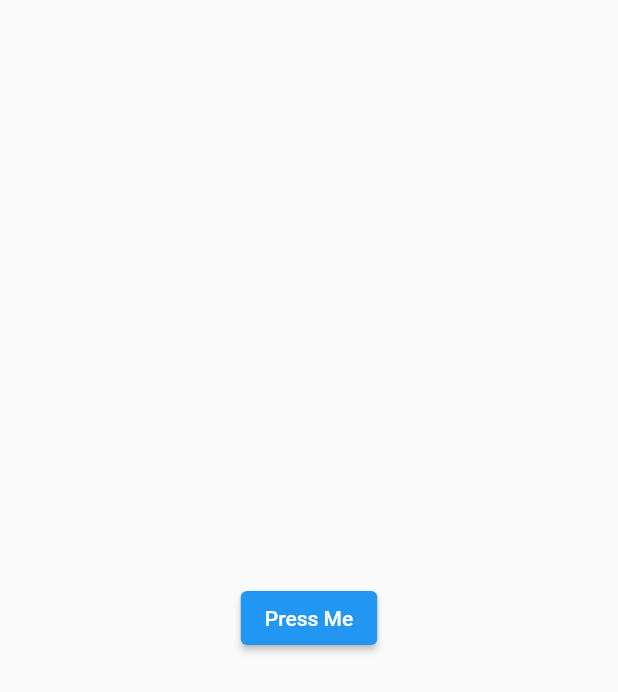
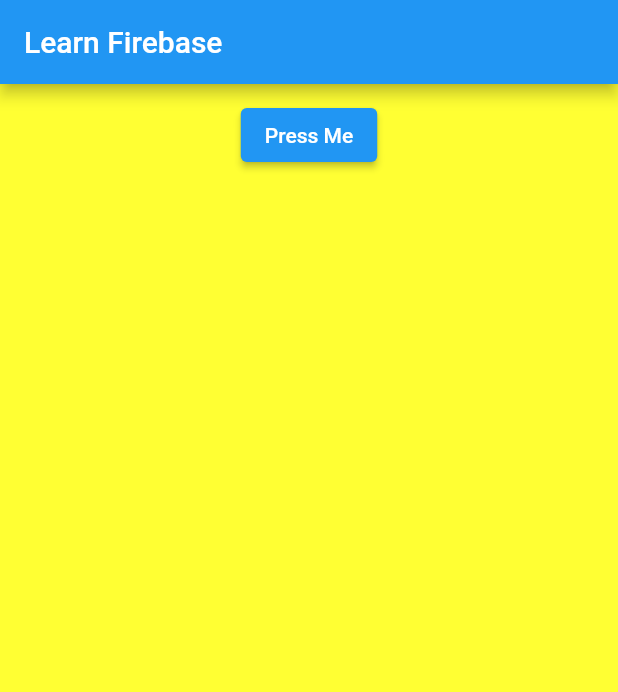
Before and after one commit to Nasibali144/lesson_prepare, a Flutter app: the screen it shows after launch, after a tap on "Press Me", on a phone screen of 412 x 824 dp. Shown: the top 692 px of the screen. Run offline on Flutter 3.47's test engine with Material 2 defaults, Android fonts, the phone set to English and light mode, and no system bars; our stand-ins replace firebase_core, firebase_messaging, firebase_remote_config, flutter_local_notifications; accounts and stored records are empty.

Commit message:
Commit 5

```diff
--- a/lib/main.dart
+++ b/lib/main.dart
@@ -1,25 +1,29 @@
-
 import 'package:firebase_core/firebase_core.dart';
 import 'package:flutter/material.dart';
 import 'package:lesson_prepare/services/fcm_service.dart';
+import 'package:lesson_prepare/services/remote_config.dart';
 import 'firebase_options.dart';
 
-
 final fcm = FCMService();
+final rcs = RCService();
 
 void main() async {
   WidgetsFlutterBinding.ensureInitialized();
   await Firebase.initializeApp(
     options: DefaultFirebaseOptions.currentPlatform,
   );
+
+  /// For Firebase Messaging
   await fcm.init();
+
+  /// For Remote Config
+  await rcs.init();
 
   runApp(const MyApp());
 }
 
 class MyApp extends StatelessWidget {
   const MyApp({Key? key}) : super(key: key);
-
 
   @override
   Widget build(BuildContext context) {
@@ -40,19 +44,40 @@ class _HomeState extends State<Home> {
   @override
   void initState() {
     super.initState();
+
     fcm.requestMessagingPermission();
     fcm.generateToken();
+
+    /// remote config
+    rcs.activate().whenComplete(() => setState(() {}));
   }
 
   @override
   Widget build(BuildContext context) {
     return Scaffold(
+      appBar: AppBar(
+        title: Text(rcs.title),
+      ),
+      backgroundColor: Color(rcs.color),
       body: Center(
-        child: ElevatedButton(
-          onPressed: () {
-            fcm.sendMessageForOne();
-          },
-          child: const Text("Press Me"),
+        child: Column(
+          children: [
+            if(rcs.showAdd) Card(
+              margin: const EdgeInsets.all(20),
+              child: ListTile(
+                leading: Image(image: NetworkImage(rcs.add.imageUrl), fit: BoxFit.cover,),
+                title: Text(rcs.add.title),
+                subtitle: Text(rcs.add.description),
+              ),
+            ),
+            const SizedBox(height: 10),
+            ElevatedButton(
+              onPressed: () {
+                fcm.sendMessageForOne();
+              },
+              child: const Text("Press Me"),
+            ),
+          ],
         ),
       ),
     );
--- a/lib/services/fcm_service.dart
+++ b/lib/services/fcm_service.dart
@@ -45,15 +45,7 @@ class FCMService {
 
   Future<void> requestMessagingPermission() async {
     await local.getPermission();
-    NotificationSettings settings = await firebaseMessaging.requestPermission(
-      alert: true,
-      announcement: false,
-      badge: true,
-      carPlay: false,
-      criticalAlert: false,
-      provisional: false,
-      sound: true,
-    );
+    NotificationSettings settings = await firebaseMessaging.requestPermission();
 
     if (settings.authorizationStatus == AuthorizationStatus.authorized) {
       if (kDebugMode) {
--- /dev/null
+++ b/lib/services/remote_config.dart
@@ -0,0 +1,68 @@
+import 'dart:convert';
+
+import 'package:firebase_remote_config/firebase_remote_config.dart';
+
+class RCService {
+  final remoteConfig = FirebaseRemoteConfig.instance;
+
+  Future<void> init() async {
+    await remoteConfig.setConfigSettings(
+      RemoteConfigSettings(
+        fetchTimeout: const Duration(seconds: 1),
+        minimumFetchInterval: const Duration(seconds: 1),
+      ),
+    );
+
+    await settingDefault();
+  }
+
+  Future<void> settingDefault() async {
+    await remoteConfig.setDefaults( {
+      "background_color": 0xFFFFFF33,
+      "app_title": "Learn Firebase",
+      "show_add": false,
+      "add": jsonEncode({
+        "title": "New Product",
+        "description": "...",
+        "imageUrl":
+        "https://plus.unsplash.com/premium_photo-1673795753320-a9df2df4461e?ixlib=rb-4.0.3&ixid=M3wxMjA3fDB8MHxwaG90by1wYWdlfHx8fGVufDB8fHx8fA%3D%3D&auto=format&fit=crop&w=1470&q=80",
+      }),
+    });
+  }
+
+  int get color => remoteConfig.getInt("background_color");
+
+  String get title => remoteConfig.getString("app_title");
+
+  bool get showAdd => remoteConfig.getBool("show_add");
+
+  Add get add {
+    final data = remoteConfig.getString("add");
+    final json = jsonDecode(data);
+    return Add.fromJson(json);
+  }
+
+  Future<void> activate() async {
+    await remoteConfig.fetchAndActivate();
+  }
+}
+
+class Add {
+  String title;
+  String description;
+  String imageUrl;
+
+  Add({
+    required this.title,
+    required this.description,
+    required this.imageUrl,
+  });
+
+  factory Add.fromJson(Map<String, Object?> json) {
+    return Add(
+      title: json['title'] as String,
+      description: json['description'] as String,
+      imageUrl: json['imageUrl'] as String,
+    );
+  }
+}
--- a/pubspec.yaml
+++ b/pubspec.yaml
@@ -17,6 +17,8 @@ dependencies:
   flutter_local_notifications: ^15.1.0+1
   firebase_core: ^2.15.1
   firebase_messaging: ^14.6.6
+  firebase_remote_config: ^4.2.5
+  firebase_analytics: ^10.4.5
 
 dev_dependencies:
   flutter_test:
```
Also changed, not shown: lib/services/service_two.dart (+2 -5 lines), pubspec.lock, 2 other files.
